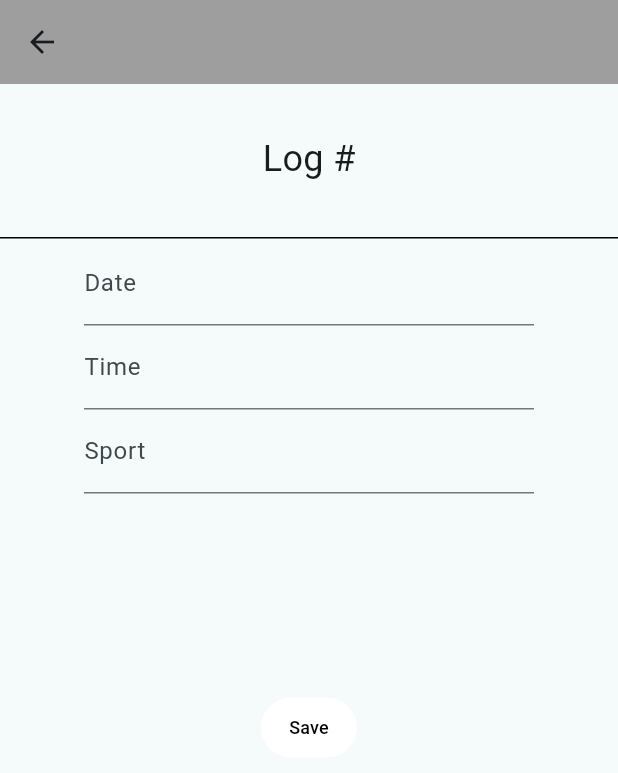
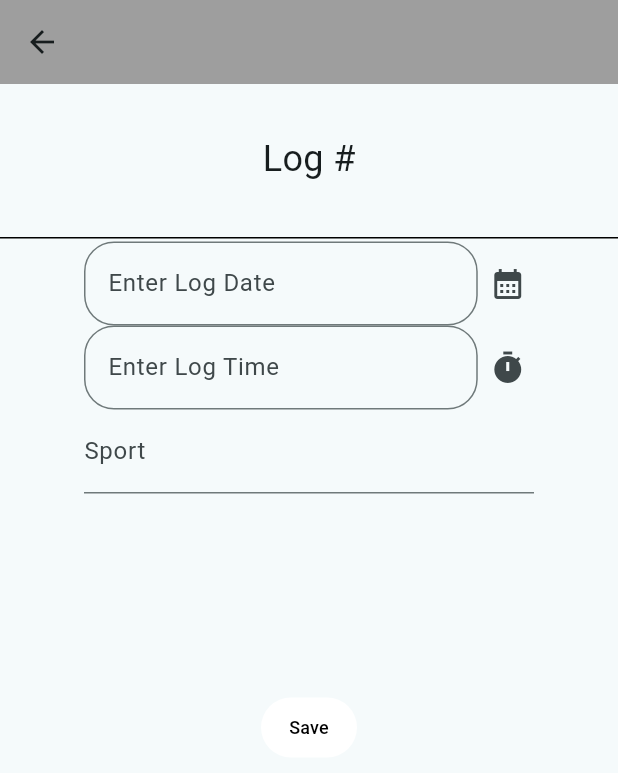
Before and after one commit to michaelqu2/PlayByPlay_V1, a Flutter app: the screen it shows after launch, item 2 of the bottom bar chosen, after a tap on "Add Log", on a phone screen of 412 x 824 dp. Shown: the top 773 px of the screen. Run offline on Flutter 3.47's test engine with Material 3 defaults, Android fonts, the phone set to English and light mode, and no system bars; our stand-ins replace flutter_dotenv, shared_preferences; missing offline and left inert: chat_gpt_sdk.

Commit message:
Finished sports_setting.dart Working on logging_record.dart on time controller

```diff
--- a/lib/logging_record.dart
+++ b/lib/logging_record.dart
@@ -4,6 +4,8 @@ import '/initial_questions_golf.dart';
 import 'package:app_v1/logging_display.dart';
 import 'package:shared_preferences/shared_preferences.dart';
 import 'dart:convert';
+import 'package:intl/intl.dart';
+import 'package:flutter/cupertino.dart';
 
 class LoggingRecordPage extends StatefulWidget {
   const LoggingRecordPage({super.key});
@@ -13,40 +15,55 @@ class LoggingRecordPage extends StatefulWidget {
 }
 
 class _LoggingRecordPageState extends State<LoggingRecordPage> {
+  late DateTime log_date;
   final _dateController = TextEditingController();
   final _timeController = TextEditingController();
-  final _sportController = TextEditingController();
+  final _resultController = TextEditingController();
+  bool _showCalender = false;
+
+  Future<void> DateSelect() async {
+    DateTime? picked = await showDatePicker(
+      context: context,
+      initialDate: DateTime.now(),
+      firstDate: DateTime(1950),
+      lastDate: DateTime(2100),
+    );
+    if (picked != null) {
+      setState(() {
+        _dateController.text = picked.toString().split(" ")[0];
+      });
+    }
+  }
+
   List<String> sports = [];
   late String selected_sports;
 
-  Future<void> loadUserInfo() async {
+  Future<void> loadUserSports() async {
     SharedPreferences prefs = await SharedPreferences.getInstance();
     setState(() {
-      _dateController.text = prefs.getString("logDate") ?? '';
-      _timeController.text = prefs.getString("logTime") ?? '';
-      _sportController.text = prefs.getString("logSport") ?? '';
       if (prefs.containsKey('sports')) sports = prefs.getStringList('sports')!;
       selected_sports = sports.isNotEmpty ? sports.first : '';
     });
   }
 
-  Future<void> saveUserInfo() async {
+  Future<void> saveLogInfo() async {
     SharedPreferences prefs = await SharedPreferences.getInstance();
-    String jsonlog = prefs.getString(selected_sports!)??'[]';
+    String jsonlog = prefs.getString(selected_sports!) ?? '[]';
     List logs = jsonDecode(jsonlog);
     Map data = {
       'logDate': _dateController.text,
       'logTime': _timeController.text,
-      'logSport': _sportController.text,
+      'logResult': _resultController.text,
     };
     logs.add(data);
-    prefs.setString(selected_sports!,jsonEncode(logs));
+    prefs.setString(selected_sports!, jsonEncode(logs));
     print("Log is added");
   }
+
   @override
   void initState() {
     super.initState();
-    loadUserInfo();
+    loadUserSports();
   }
 
   @override
@@ -95,24 +112,86 @@ class _LoggingRecordPageState extends State<LoggingRecordPage> {
                               children: [
                                 Padding(
                                   padding: const EdgeInsets.only(top: 0),
+                                  child: Row(
+                                    children: [
+                                      Expanded(
+                                        flex: 7,
                                         child: TextField(
                                           keyboardType: TextInputType.text,
+                                          controller: _dateController,
                                           decoration: InputDecoration(
-                                      labelText: "Date",
-                                      hintText: "Date",
-                                    ),
-                                    controller: _dateController,
+                                              labelText: "Enter Log Date",
+                                              hintText: "Log Date",
+                                              border: OutlineInputBorder(
+                                                borderRadius:
+                                                    BorderRadius.circular(20),
+                                              )),
                                         ),
                                       ),
+                                      Expanded(
+                                        child: IconButton(
+                                          icon: Icon(Icons.calendar_month),
+                                          onPressed: () {
+                                            setState(() {
+                                              if (_dateController
+                                                  .text.isEmpty) {
+                                                _dateController.text =
+                                                    DateTime.now()
+                                                        .toString()
+                                                        .substring(0, 10);
+                                              }
+                                              _showCalender = !_showCalender;
+                                            });
+                                          },
+                                        ),
+                                      ),
+                                    ],
+                                  ),
+                                ),
+                                _showCalender
+                                    ? SizedBox(
+                                        height: 100,
+                                        child: CupertinoDatePicker(
+                                          mode: CupertinoDatePickerMode.date,
+                                          initialDateTime: DateTime.now(),
+                                          onDateTimeChanged:
+                                              (DateTime newDateTime) {
+                                            setState(() {
+                                              _dateController.text = newDateTime
+                                                  .toString()
+                                                  .substring(0, 10);
+                                            });
+                                          },
+                                        ),
+                                      )
+                                    : SizedBox(),
                                 Padding(
                                   padding: const EdgeInsets.only(top: 0),
+                                  child: Row(
+                                    children: [
+                                      Expanded(
+                                        flex: 7,
                                         child: TextField(
                                           keyboardType: TextInputType.text,
+                                          controller: _timeController,
                                           decoration: InputDecoration(
-                                      labelText: "Time",
-                                      hintText: "Time",
+                                              labelText: "Enter Log Time",
+                                              hintText: "Log Time",
+                                              border: OutlineInputBorder(
+                                                borderRadius:
+                                                    BorderRadius.circular(20),
+                                              )),
                                         ),
-                                    controller: _timeController,
+                                      ),
+                                      Expanded(
+                                        child: IconButton(
+                                          icon: Icon(Icons.timer),
+                                          onPressed: () async{
+
+                                          },
+                                        ),
+                                      )
+                                    ],
                                   ),
                                 ),
                                 Padding(
@@ -123,7 +202,7 @@ class _LoggingRecordPageState extends State<LoggingRecordPage> {
                                       labelText: "Sport",
                                       hintText: "Sport",
                                     ),
-                                    controller: _sportController,
+                                    controller: _resultController,
                                   ),
                                 )
                               ])),
@@ -136,11 +215,13 @@ class _LoggingRecordPageState extends State<LoggingRecordPage> {
               ),
               onPressed: () {
                 print("save");
-                saveUserInfo();
+                saveLogInfo();
                 Navigator.pop(
                     context,
                     MaterialPageRoute(
-                        builder: (context) => LoggingDisplayPage(selected_sports: selected_sports,)));
+                        builder: (context) => LoggingDisplayPage(
+                              selected_sports: selected_sports,
+                            )));
               },
               child: const Text(
                 "Save",
--- a/lib/my_sports_screen.dart
+++ b/lib/my_sports_screen.dart
@@ -98,6 +98,7 @@ class _MySportsScreenPageState extends State<MySportsScreenPage> {
                             endIndent: 0,
                             color: Colors.black,
                           ),
+                          /*
                           ListView(children: [
                             Text('Sport logs'),
                             SizedBox(
@@ -129,6 +130,7 @@ class _MySportsScreenPageState extends State<MySportsScreenPage> {
                                       const Divider(),
                                     )))
                           ])
+                          */
                         ]))))));
   }
 }
```
Also changed, not shown: lib/Setting_Buttons/sports_setting.dart (+10 -3 lines). Lines whose indentation alone changed are shown as unchanged.
